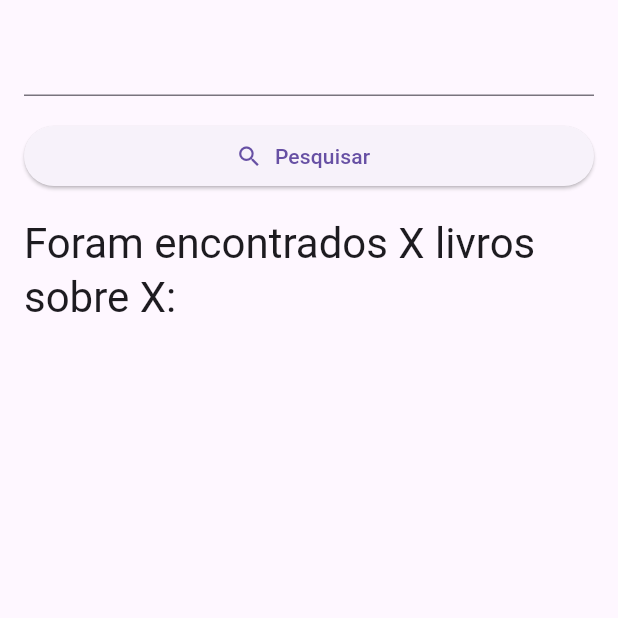
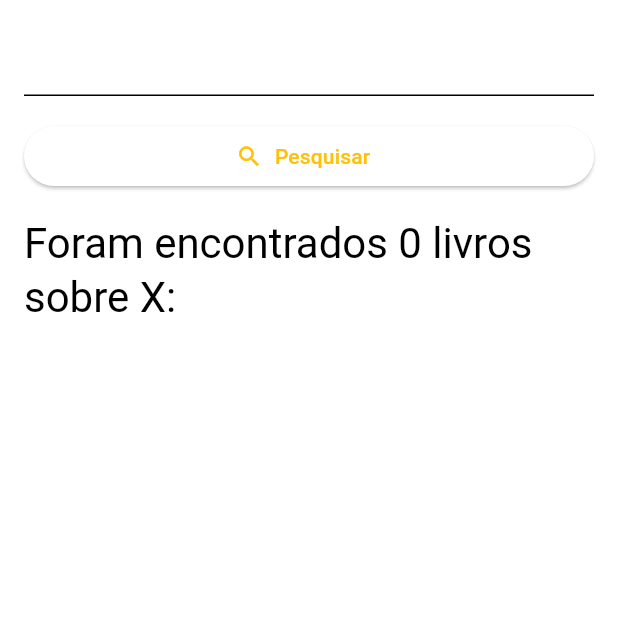
Before and after one commit to vrunobinicius/BOOK-APP, a Flutter app: the screen it shows after launch, after a tap on "Pesquisar", on a phone screen of 412 x 824 dp, the top half of it. Run offline on Flutter 3.47's test engine with Material 3 defaults, Android fonts, the phone set to English and light mode, and no system bars; network calls fail.

```diff
--- a/lib/main.dart
+++ b/lib/main.dart
@@ -1,4 +1,6 @@
 import 'package:flutter/material.dart';
+import 'package:http/http.dart' as http;
+import 'dart:convert' as convert;
 
 void main(List<String> args) {
   runApp(const BookApp());
@@ -9,8 +11,14 @@ class BookApp extends StatelessWidget {
 
   @override
   Widget build(BuildContext context) {
-    return const MaterialApp(
-      home: HomePage(),
+    return MaterialApp(
+      theme: ThemeData(
+          colorScheme: ColorScheme.fromSwatch(
+            primarySwatch: Colors.amber,
+            backgroundColor: Colors.white,
+          ),
+          inputDecorationTheme: const InputDecorationTheme()),
+      home: const HomePage(),
     );
   }
 }
@@ -23,6 +31,27 @@ class HomePage extends StatefulWidget {
 }
 
 class _HomePageState extends State<HomePage> {
+  final _controller = TextEditingController();
+  int itemCount = 0;
+  String title = "X";
+
+  void _buscarLivros() async {
+    title = _controller.text;
+    final url = Uri.https(
+      'www.googleapis.com',
+      '/books/v1/volumes',
+      {'q': title},
+    );
+
+    final response = await http.get(url);
+
+    if (response.statusCode == 200) {
+      final jsonResponse = convert.jsonDecode(response.body);
+      itemCount = jsonResponse['totalItems'];
+      setState(() {});
+    }
+  }
+
   @override
   Widget build(BuildContext context) {
     return Scaffold(
@@ -30,15 +59,19 @@ class _HomePageState extends State<HomePage> {
         padding: const EdgeInsets.all(16),
         child: ListView(
           children: [
-            const TextField(),
+            TextField(
+              controller: _controller,
+            ),
             const SizedBox(height: 16),
             ElevatedButton.icon(
-                onPressed: () {},
+                onPressed: () {
+                  _buscarLivros();
+                },
                 icon: const Icon(Icons.search),
                 label: const Text("Pesquisar")),
             const SizedBox(height: 16),
             Text(
-              "Foram encontrados X livros sobre X:",
+              "Foram encontrados $itemCount livros sobre $title:",
               style: Theme.of(context).textTheme.headlineMedium,
             ),
           ],
--- a/pubspec.yaml
+++ b/pubspec.yaml
@@ -35,6 +35,7 @@ dependencies:
   # The following adds the Cupertino Icons font to your application.
   # Use with the CupertinoIcons class for iOS style icons.
   cupertino_icons: ^1.0.6
+  http: ^1.2.1
 
 dev_dependencies:
   flutter_test:
```
